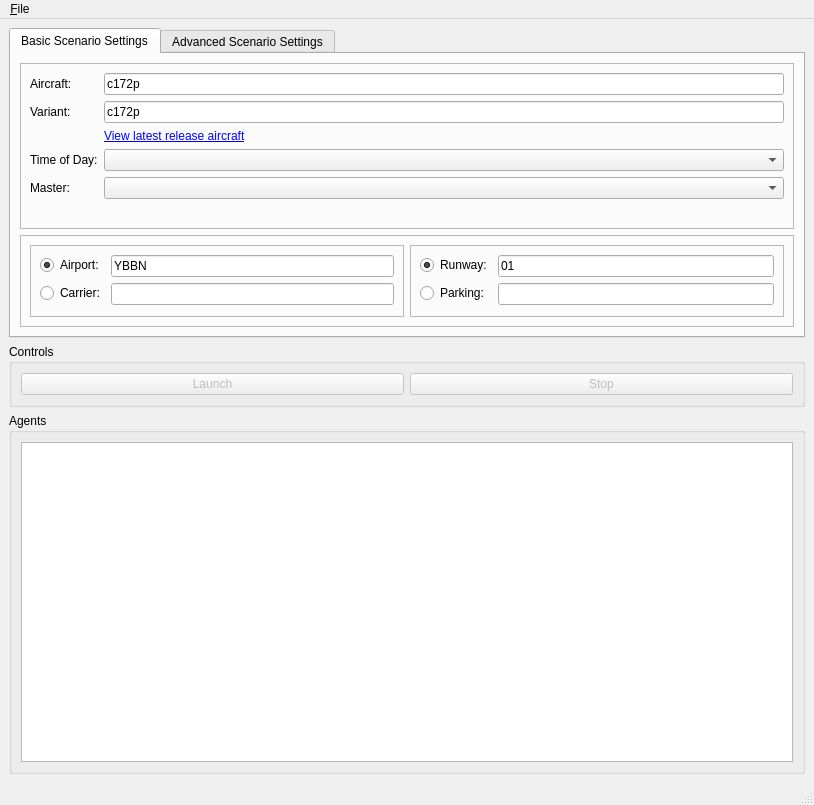
Qt form fgo/ui/MainWindow.ui (cgspeck/fg-orchestrator) before a commit.
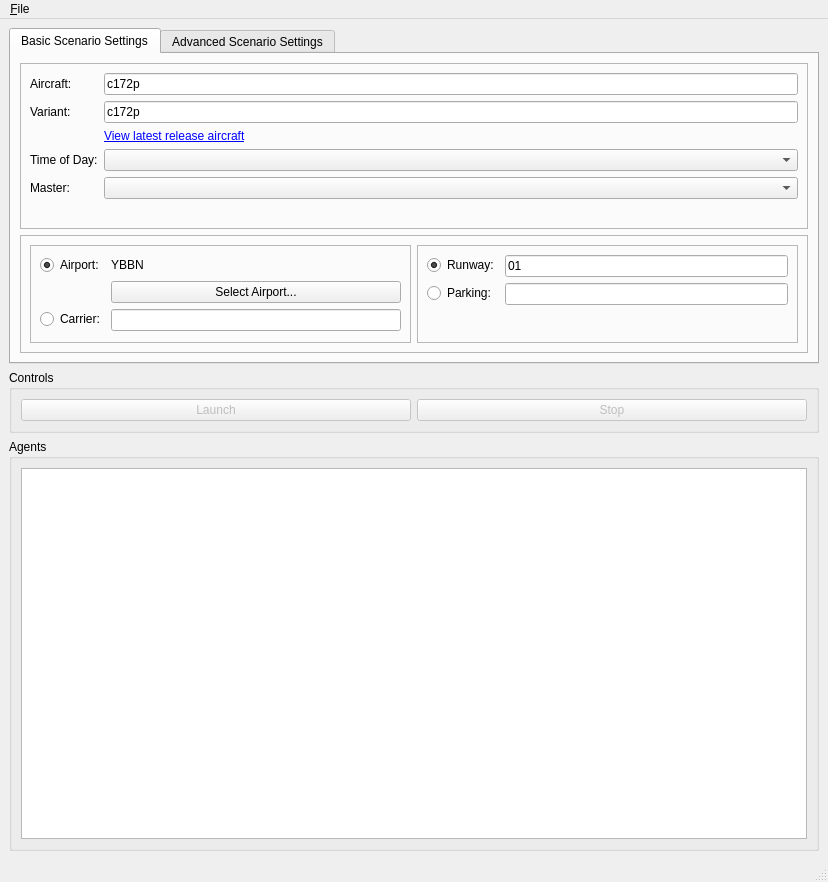
The same form after that commit. Icons and pictures are not drawn.

Commit message: Airport Chooser (#10)

The edit to the form file:
```diff
--- a/fgo/ui/MainWindow.ui
+++ b/fgo/ui/MainWindow.ui
@@ -6,8 +6,8 @@
    <rect>
     <x>0</x>
     <y>0</y>
-    <width>814</width>
-    <height>805</height>
+    <width>828</width>
+    <height>882</height>
    </rect>
   </property>
   <property name="sizePolicy">
@@ -155,7 +155,7 @@
               <enum>QFrame::Raised</enum>
              </property>
              <layout class="QFormLayout" name="formLayout_2">
-              <item row="0" column="0">
+              <item row="1" column="0">
                <widget class="QRadioButton" name="rbAirport">
                 <property name="text">
                  <string>Airport:</string>
@@ -165,23 +165,35 @@
                 </property>
                </widget>
               </item>
-              <item row="0" column="1">
-               <widget class="QLineEdit" name="leAirport">
-                <property name="text">
-                 <string>YBBN</string>
-                </property>
-               </widget>
-              </item>
-              <item row="1" column="0">
+              <item row="3" column="0">
                <widget class="QRadioButton" name="rbCarrier">
                 <property name="text">
                  <string>Carrier:</string>
                 </property>
                </widget>
               </item>
-              <item row="1" column="1">
+              <item row="3" column="1">
                <widget class="QLineEdit" name="leCarrier"/>
               </item>
+              <item row="1" column="1">
+               <widget class="QLabel" name="leAirport">
+                <property name="font">
+                 <font>
+                  <underline>false</underline>
+                 </font>
+                </property>
+                <property name="text">
+                 <string>YBBN</string>
+                </property>
+               </widget>
+              </item>
+              <item row="2" column="1">
+               <widget class="QPushButton" name="pbSelectAirport">
+                <property name="text">
+                 <string>Select Airport...</string>
+                </property>
+               </widget>
+              </item>
              </layout>
             </widget>
            </item>
@@ -411,7 +423,7 @@
     <rect>
      <x>0</x>
      <y>0</y>
-     <width>814</width>
+     <width>828</width>
      <height>22</height>
     </rect>
    </property>
```
The commit also changes 28 other files.
